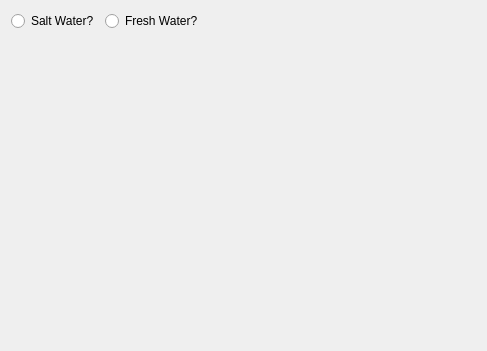
Old version of the form Calculators/PressureTemperatureVolume/QuickEstimates/Page.ui in the repository towel42-com/SCUBA-Calculator.
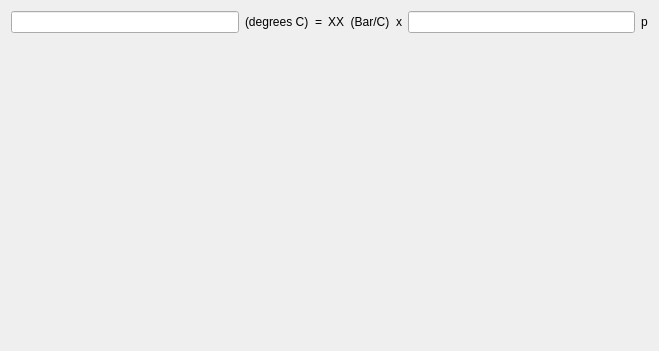
New version of the form.

What changed in the file:
```diff
--- a/Calculators/PressureTemperatureVolume/QuickEstimates/Page.ui
+++ b/Calculators/PressureTemperatureVolume/QuickEstimates/Page.ui
@@ -6,7 +6,7 @@
    <rect>
     <x>0</x>
     <y>0</y>
-    <width>487</width>
+    <width>659</width>
     <height>351</height>
    </rect>
   </property>
@@ -17,31 +17,45 @@
    <item>
     <layout class="QHBoxLayout" name="horizontalLayout">
      <item>
-      <widget class="QRadioButton" name="saltwater">
+      <widget class="QLineEdit" name="t"/>
+     </item>
+     <item>
+      <widget class="QLabel" name="tLabel">
        <property name="text">
-        <string>Salt Water?</string>
+        <string>(degrees C)</string>
        </property>
       </widget>
      </item>
      <item>
-      <widget class="QRadioButton" name="freshWater">
+      <widget class="QLabel" name="label">
        <property name="text">
-        <string>Fresh Water?</string>
+        <string>=</string>
        </property>
       </widget>
      </item>
      <item>
-      <spacer name="horizontalSpacer">
-       <property name="orientation">
-        <enum>Qt::Orientation::Horizontal</enum>
+      <widget class="QLabel" name="PperT">
+       <property name="text">
+        <string>XX  (Bar/C)</string>
        </property>
-       <property name="sizeHint" stdset="0">
-        <size>
-         <width>40</width>
-         <height>20</height>
-        </size>
+      </widget>
+     </item>
+     <item>
+      <widget class="QLabel" name="label_2">
+       <property name="text">
+        <string>x</string>
        </property>
-      </spacer>
+      </widget>
+     </item>
+     <item>
+      <widget class="QLineEdit" name="p"/>
+     </item>
+     <item>
+      <widget class="QLabel" name="pLabel">
+       <property name="text">
+        <string>p</string>
+       </property>
+      </widget>
      </item>
     </layout>
    </item>
```
Left out of the diff: 4 changed lines with no effect on the pictures.
